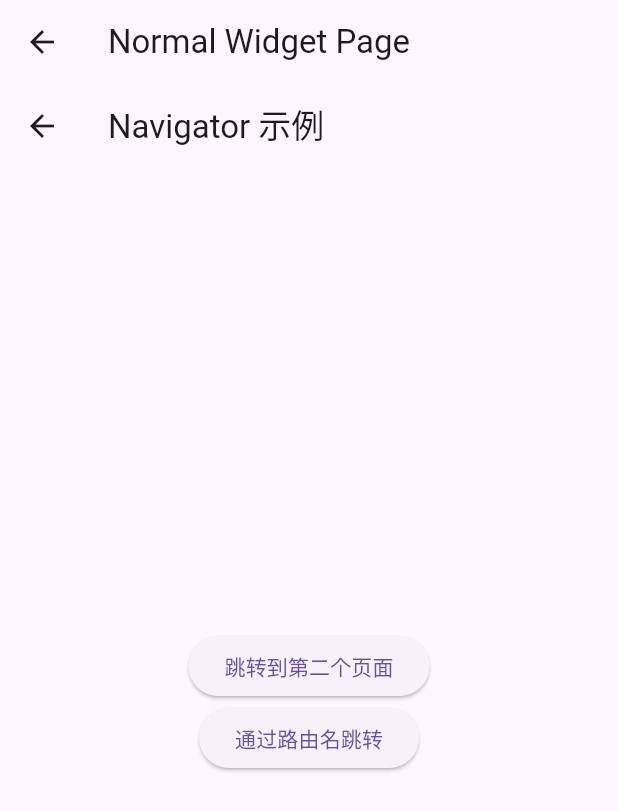
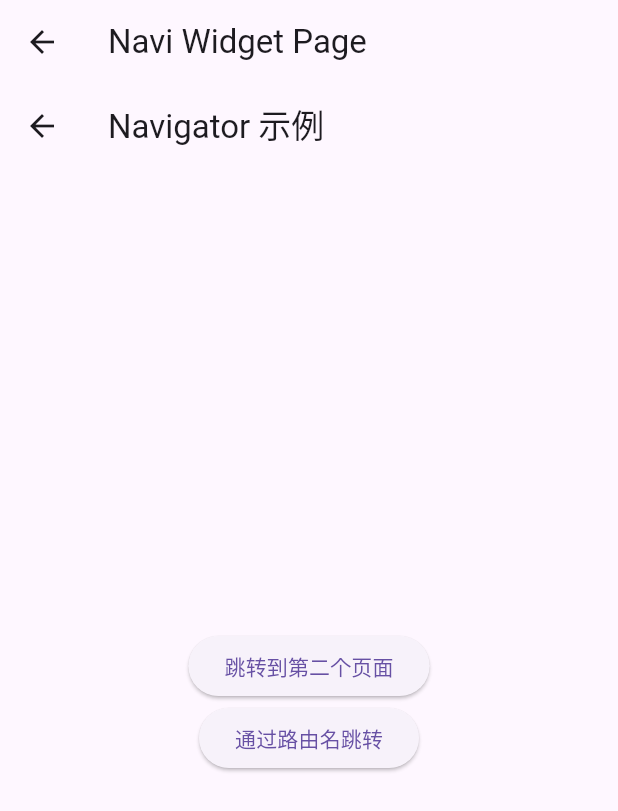
Before and after one commit to kafka000/QuickFlutterTutorial, a Flutter app: the NaviWidgetPage screen opened directly, on a phone screen of 412 x 824 dp. Shown: the top 811 px of the screen. Run offline on Flutter 3.47's test engine with Material 3 defaults, Android fonts, the phone set to English and light mode, and no system bars; network calls fail.

Commit message:
title fix

```diff
--- a/lib/widget/container_widget_page.dart
+++ b/lib/widget/container_widget_page.dart
@@ -7,7 +7,7 @@ class ContainerWidgetPage extends StatelessWidget {
   Widget build(BuildContext context) {
     return Scaffold(
       appBar: AppBar(
-        title: const Text('Layout Widget Page'),
+        title: const Text('Container Widget Page'),
       ),
       body: PageView(
         children: const <Widget>[
--- a/lib/widget/navi_widget_page.dart
+++ b/lib/widget/navi_widget_page.dart
@@ -7,7 +7,7 @@ class NaviWidgetPage extends StatelessWidget {
   Widget build(BuildContext context) {
     return Scaffold(
       appBar: AppBar(
-        title: const Text('Normal Widget Page'),
+        title: const Text('Navi Widget Page'),
       ),
       body: PageView(
         children: const <Widget>[
```
